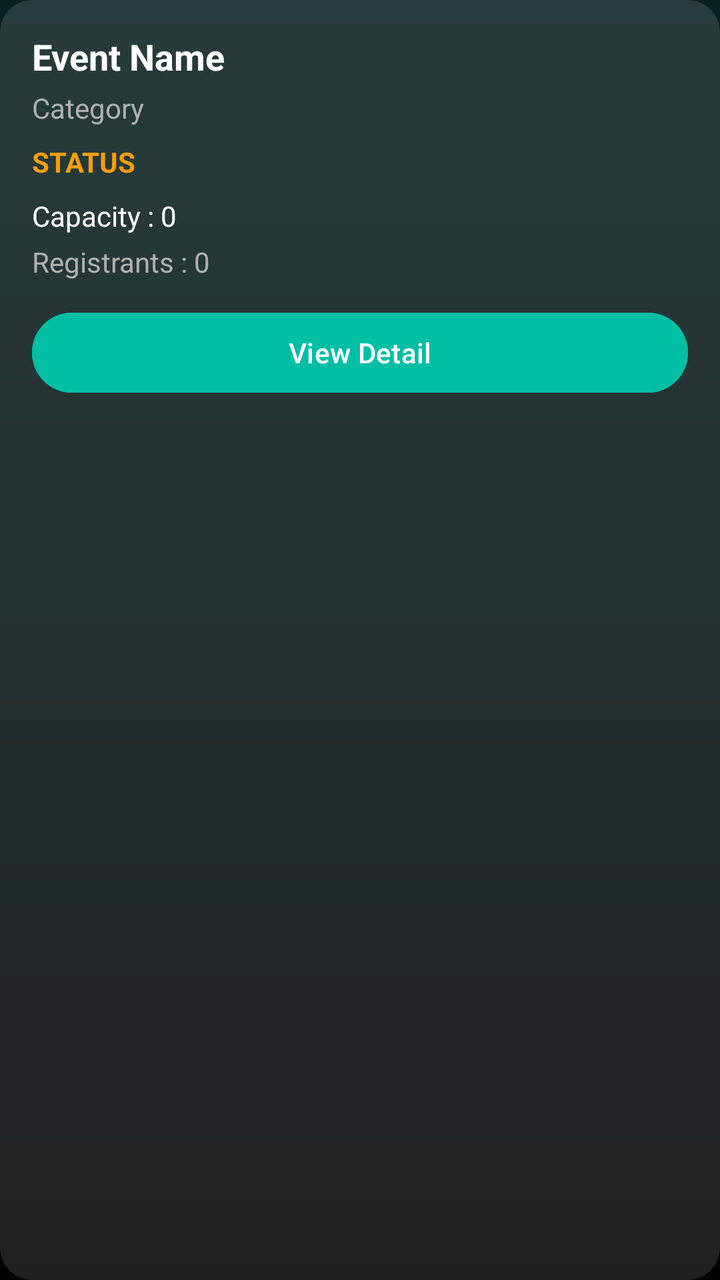
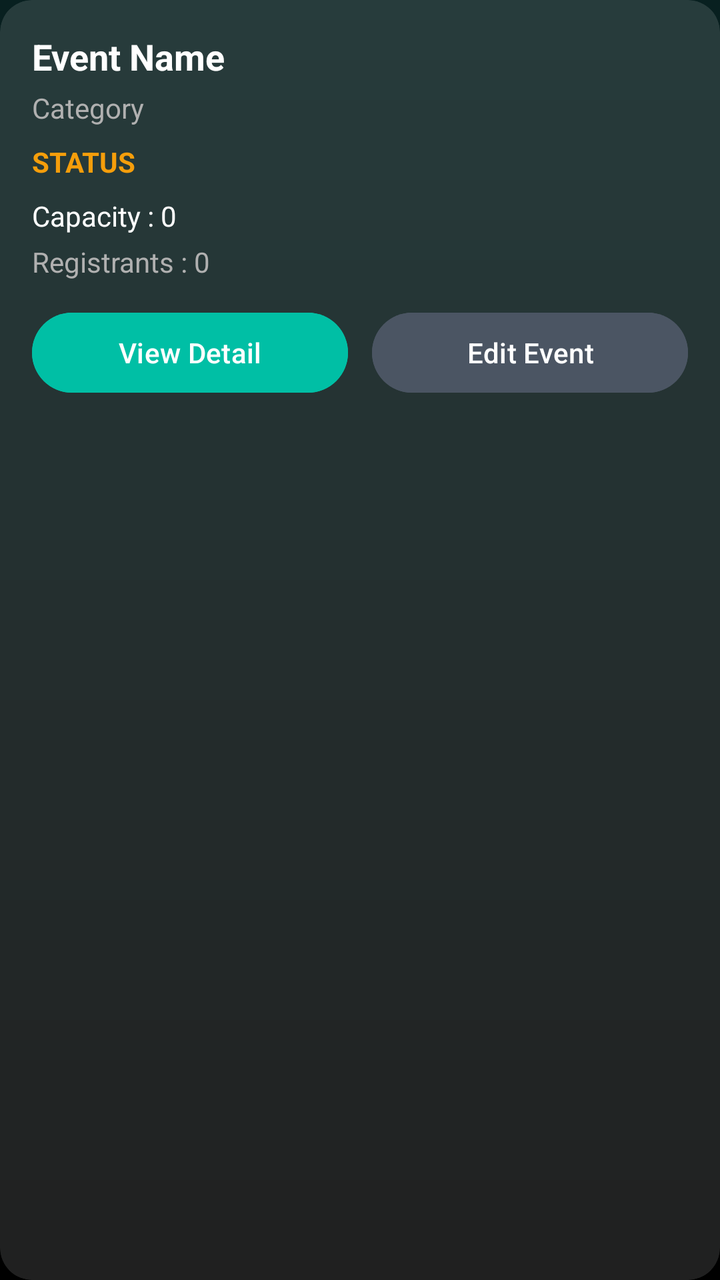

The first picture is an Android layout as it rendered before a commit; the second is the same layout after the commit. The layout source and the unified diff follow.
<!-- AndroidManifest.xml: application theme Theme.CampusConnectProject -->
<!-- res/layout/item_event_panitia.xml -->
<?xml version="1.0" encoding="utf-8"?>
<androidx.cardview.widget.CardView
    xmlns:android="http://schemas.android.com/apk/res/android"
    xmlns:app="http://schemas.android.com/apk/res-auto"
    android:layout_width="match_parent"
    android:layout_height="wrap_content"
    android:layout_margin="12dp"
    app:cardCornerRadius="16dp"
    app:cardElevation="0dp"
    app:cardBackgroundColor="#20FFFFFF">

    <LinearLayout
        android:layout_width="match_parent"
        android:layout_height="wrap_content"
        android:orientation="vertical"
        android:padding="16dp">

        <TextView
            android:id="@+id/tvEventName"
            android:layout_width="wrap_content"
            android:layout_height="wrap_content"
            android:text="Event Name"
            android:textStyle="bold"
            android:textColor="@color/white"
            android:textSize="18sp" />

        <TextView
            android:id="@+id/tvCategory"
            android:layout_width="wrap_content"
            android:layout_height="wrap_content"
            android:text="Category"
            android:textColor="#B0B0B0"
            android:layout_marginTop="4dp" />

        <TextView
            android:id="@+id/tvStatus"
            android:layout_width="wrap_content"
            android:layout_height="wrap_content"
            android:text="STATUS"
            android:textStyle="bold"
            android:textColor="#F59E0B"
            android:layout_marginTop="8dp" />

        <TextView
            android:id="@+id/tvCapacity"
            android:layout_width="wrap_content"
            android:layout_height="wrap_content"
            android:text="Capacity : 0"
            android:textColor="@color/white"
            android:layout_marginTop="8dp" />

        <TextView
            android:id="@+id/tvRegistrants"
            android:layout_width="wrap_content"
            android:layout_height="wrap_content"
            android:text="Registrants : 0"
            android:textColor="#B0B0B0"
            android:layout_marginTop="4dp" />

        <Button
            android:id="@+id/btnViewDetail"
            android:layout_width="match_parent"
            android:layout_height="wrap_content"
            android:text="View Detail"
            android:layout_marginTop="12dp"
            android:backgroundTint="@color/warna_primer"
            android:textColor="@color/white"
            android:textAllCaps="false" />

    </LinearLayout>

</androidx.cardview.widget.CardView>
<!-- resources referenced by this layout -->
<resources>
  <color name="warna_primer">#00BFA5</color>
  <color name="white">#FFFFFFFF</color>
  <style name="Theme.CampusConnectProject" parent="Base.Theme.CampusConnectProject" />
  <style name="Base.Theme.CampusConnectProject" parent="Theme.Material3.DayNight.NoActionBar">
          
          <item name="colorPrimary">@color/warna_primer</item>
          <item name="android:statusBarColor">@color/bg_gradient_start</item>
          <item name="android:navigationBarColor">@color/bg_gradient_end</item>
          <item name="android:windowBackground">@drawable/bg_main_gradient</item>
          <item name="android:forceDarkAllowed" tools:targetApi="q">false</item>
      </style>
  <color name="bg_gradient_start">#082020</color>
  <color name="bg_gradient_end">#000000</color>
  <!-- drawable bg_main_gradient (drawable) -->
  <?xml version="1.0" encoding="utf-8"?>
  <shape xmlns:android="http://schemas.android.com/apk/res/android"
      android:shape="rectangle">
      <gradient
          android:angle="270"
          android:endColor="@color/bg_gradient_end"
          android:startColor="@color/bg_gradient_start"
          android:type="linear" />
  </shape>
</resources>

<!-- the commit's change to res/layout/item_event_panitia.xml (unified diff, before → after) -->
@@ -57,15 +57,34 @@
             android:textColor="#B0B0B0"
             android:layout_marginTop="4dp" />
 
-        <Button
-            android:id="@+id/btnViewDetail"
+        <LinearLayout
             android:layout_width="match_parent"
             android:layout_height="wrap_content"
-            android:text="View Detail"
             android:layout_marginTop="12dp"
-            android:backgroundTint="@color/warna_primer"
-            android:textColor="@color/white"
-            android:textAllCaps="false" />
+            android:orientation="horizontal">
+
+            <Button
+                android:id="@+id/btnViewDetail"
+                android:layout_width="0dp"
+                android:layout_height="48dp"
+                android:layout_marginEnd="6dp"
+                android:layout_weight="1"
+                android:text="View Detail"
+                android:backgroundTint="@color/warna_primer"
+                android:textColor="@color/white"
+                android:textAllCaps="false" />
+
+            <Button
+                android:id="@+id/btnEditEvent"
+                android:layout_width="0dp"
+                android:layout_height="48dp"
+                android:layout_marginStart="6dp"
+                android:layout_weight="1"
+                android:text="Edit Event"
+                android:backgroundTint="#4B5563"
+                android:textColor="@color/white"
+                android:textAllCaps="false" />
+        </LinearLayout>
 
     </LinearLayout>
 
